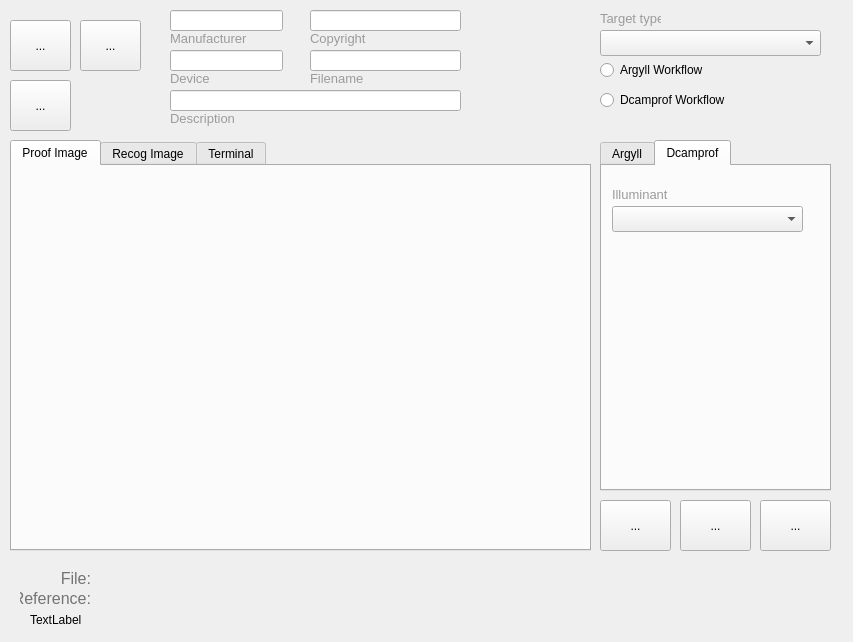
Old version of the form main.ui in the repository jpereiranet/roughprofiler.
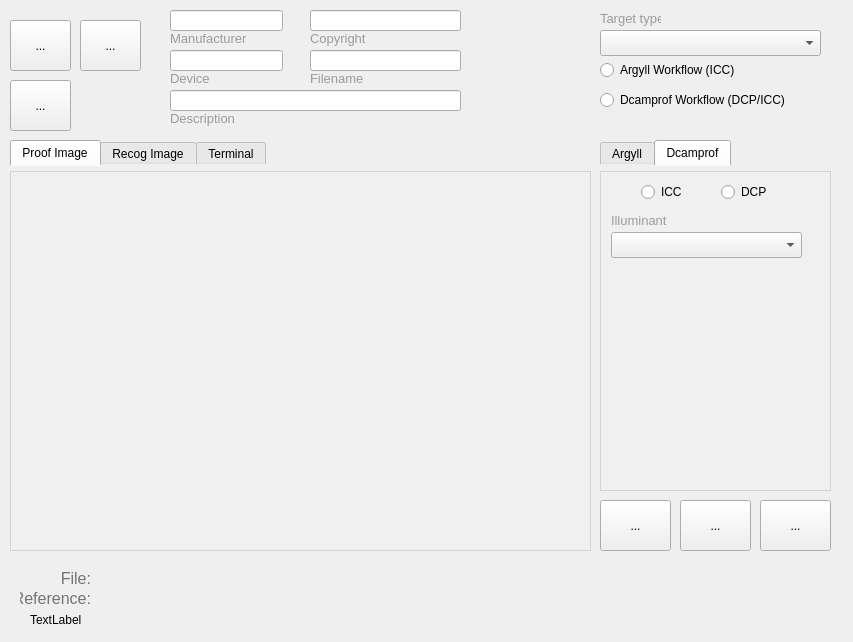
New version of the form. The open tabs and pages were chosen to show the change.

```diff
--- a/main.ui
+++ b/main.ui
@@ -188,6 +188,13 @@
      <height>351</height>
     </rect>
    </property>
+   <property name="styleSheet">
+    <string notr="true">QTabWidget::pane {
+  border: 1px solid lightgray;
+  top:5px; 
+  background: rgb(240, 240, 240);
+} </string>
+   </property>
    <property name="currentIndex">
     <number>0</number>
    </property>
@@ -428,7 +435,7 @@
      <property name="geometry">
       <rect>
        <x>10</x>
-       <y>20</y>
+       <y>40</y>
        <width>61</width>
        <height>16</height>
       </rect>
@@ -449,12 +456,38 @@
      <property name="geometry">
       <rect>
        <x>10</x>
-       <y>40</y>
+       <y>60</y>
        <width>191</width>
        <height>26</height>
       </rect>
      </property>
     </widget>
+    <widget class="QRadioButton" name="DcamprofICC">
+     <property name="geometry">
+      <rect>
+       <x>40</x>
+       <y>10</y>
+       <width>51</width>
+       <height>20</height>
+      </rect>
+     </property>
+     <property name="text">
+      <string>ICC</string>
+     </property>
+    </widget>
+    <widget class="QRadioButton" name="DcamprofDCP">
+     <property name="geometry">
+      <rect>
+       <x>120</x>
+       <y>10</y>
+       <width>61</width>
+       <height>20</height>
+      </rect>
+     </property>
+     <property name="text">
+      <string>DCP</string>
+     </property>
+    </widget>
    </widget>
   </widget>
   <widget class="QToolButton" name="ExecuteTask">
@@ -643,12 +676,12 @@
     <rect>
      <x>600</x>
      <y>60</y>
-     <width>131</width>
+     <width>211</width>
      <height>20</height>
     </rect>
    </property>
    <property name="text">
-    <string>Argyll Workflow</string>
+    <string>Argyll Workflow (ICC)</string>
    </property>
   </widget>
   <widget class="QRadioButton" name="radioButton_2">
@@ -656,12 +689,12 @@
     <rect>
      <x>600</x>
      <y>90</y>
-     <width>151</width>
+     <width>211</width>
      <height>20</height>
     </rect>
    </property>
    <property name="text">
-    <string>Dcamprof Workflow</string>
+    <string>Dcamprof Workflow (DCP/ICC)</string>
    </property>
   </widget>
   <widget class="QTabWidget" name="tabWidget_2">
@@ -677,7 +710,12 @@
     <bool>false</bool>
    </property>
    <property name="styleSheet">
-    <string notr="true"/>
+    <string notr="true">QTabWidget::pane {
+  border: 1px solid lightgray;
+  top:5px; 
+  background: rgb(240, 240, 240);
+} 
+</string>
    </property>
    <property name="currentIndex">
     <number>0</number>
@@ -689,10 +727,10 @@
     <widget class="QWidget" name="verticalLayoutWidget">
      <property name="geometry">
       <rect>
-       <x>0</x>
+       <x>10</x>
        <y>10</y>
-       <width>571</width>
-       <height>371</height>
+       <width>561</width>
+       <height>361</height>
       </rect>
      </property>
      <layout class="QVBoxLayout" name="verticalLayout"/>
```
Left out of the diff: 8 changed lines with no effect on the pictures.
